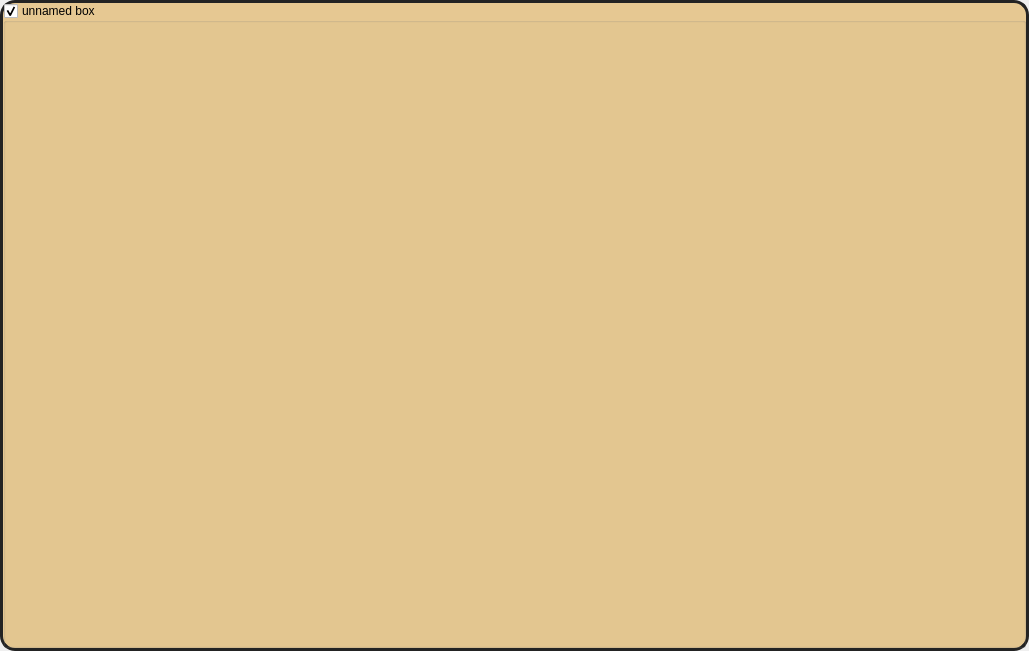
cogsys-tuebingen/csapex, file src/vision_evaluator/ui/box.ui: the form before one commit.
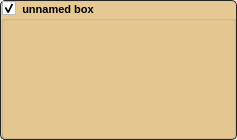
The form after the commit.

What changed in the file:
```diff
--- a/src/vision_evaluator/ui/box.ui
+++ b/src/vision_evaluator/ui/box.ui
@@ -6,8 +6,8 @@
    <rect>
     <x>0</x>
     <y>0</y>
-    <width>1029</width>
-    <height>651</height>
+    <width>237</width>
+    <height>140</height>
    </rect>
   </property>
   <property name="mouseTracking">
@@ -23,17 +23,22 @@
    <item>
     <widget class="QFrame" name="boxframe">
      <property name="styleSheet">
-      <string notr="true">QFrame#boxframe {
+      <string notr="true">QGroupBox
+{
+    font-size: 8px;
+    font-weight: bold;
+}
+QFrame#boxframe {
 	background-color: rgb(230, 200, 146);
-	border: 3px solid rgb(35, 35, 35);
-	border-radius: 15px;
-	outline-offset:15px;
+	border: 1px solid rgb(35, 35, 35);
+	border-radius: 5px;
+	outline-offset:5px;
 }
 QFrame#boxframe[error=&quot;true&quot;] {
 	background-color: rgb(230, 50, 50);
 	border: 3px solid rgb(180, 0, 0);
-	border-radius: 15px;
-	outline-offset:15px;
+	border-radius: 5px;
+	outline-offset:5px;
 }
 
 QFrame#boxframe vision_evaluator--Connector {
@@ -70,6 +75,9 @@
         <property name="mouseTracking">
          <bool>true</bool>
         </property>
+        <property name="styleSheet">
+         <string notr="true">font-size: 8pt;</string>
+        </property>
         <property name="title">
          <string>unnamed box</string>
         </property>
```
